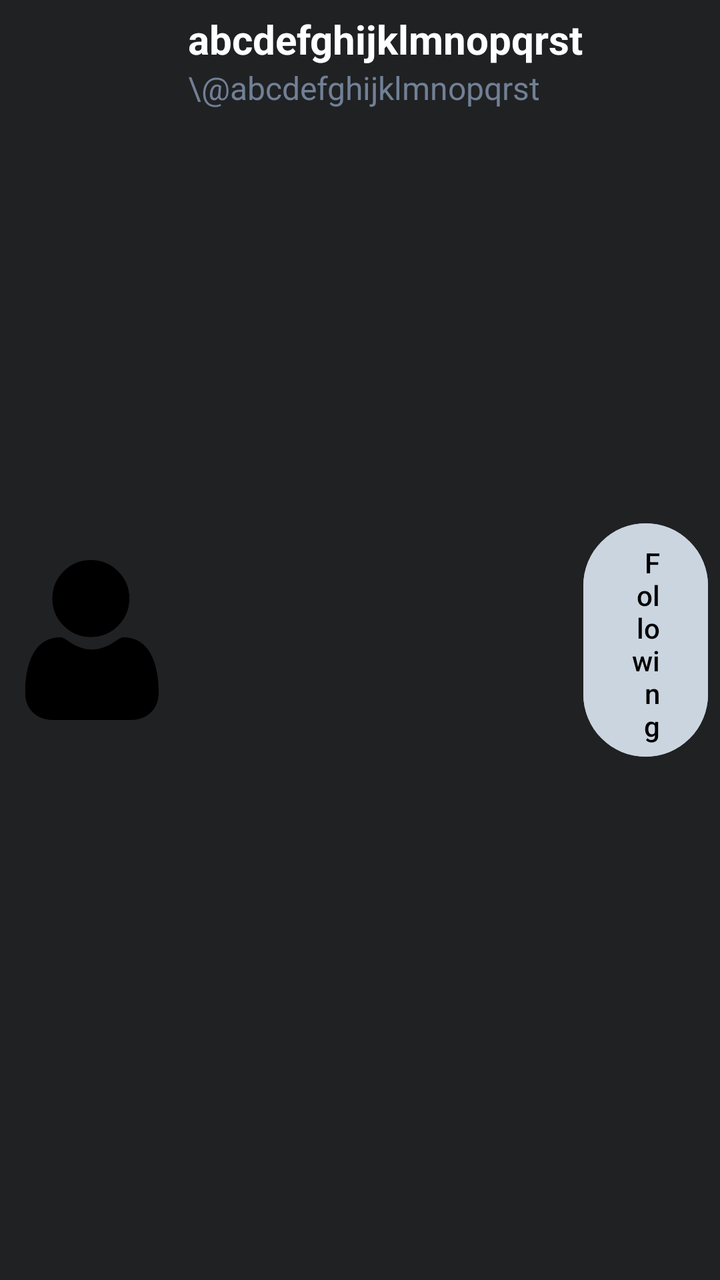
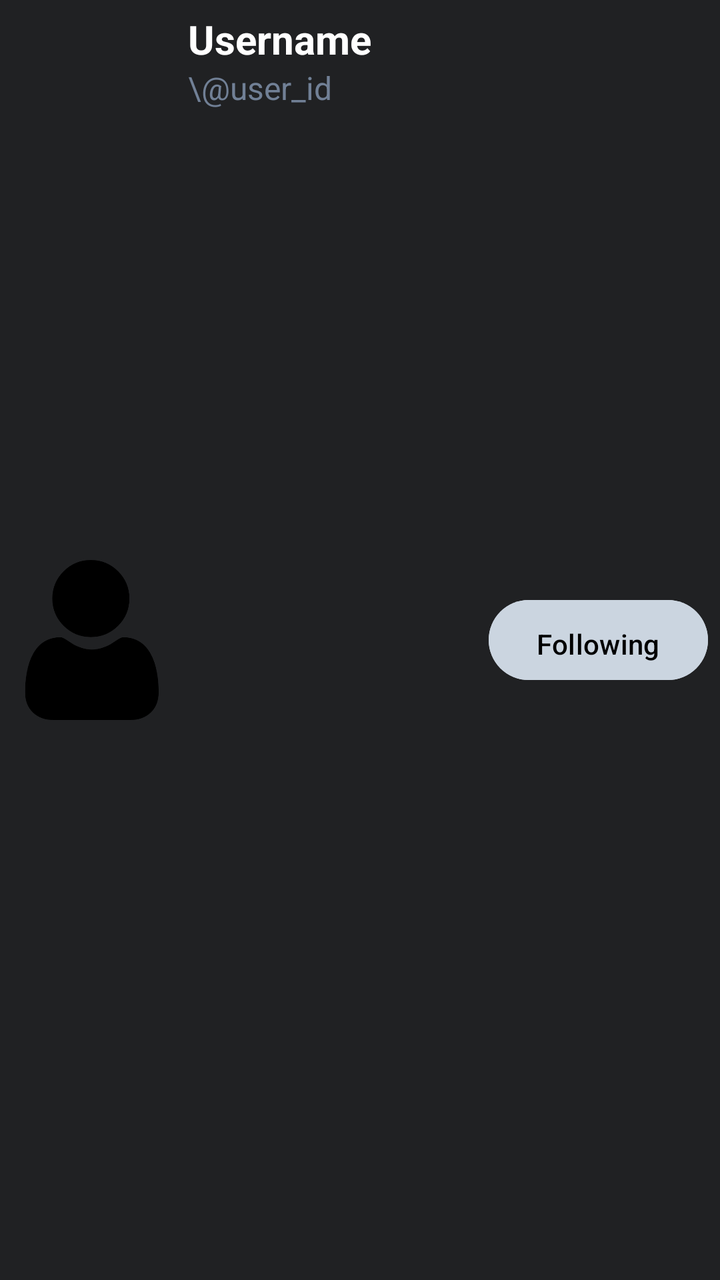

Two renders of the same Android screen: before a commit and after it. Below are the layout's source before the change and the commit's diff.
<!-- AndroidManifest.xml: application theme Theme.LearnLeague -->
<!-- res/layout/followlist_user.xml -->
<?xml version="1.0" encoding="utf-8"?>
<LinearLayout xmlns:android="http://schemas.android.com/apk/res/android"
    android:layout_width="match_parent"
    android:layout_height="wrap_content"
    xmlns:andorid="http://schemas.android.com/apk/res-auto"
    android:orientation="horizontal"
    android:padding="6dp"
    android:gravity="center_vertical"
    android:background="@color/very_dark_gray">

    <ImageView
        android:id="@+id/avatar"
        android:layout_width="80dp"
        android:layout_height="80dp"
        android:contentDescription="Avatar"
        android:src="@drawable/default_avatar"
        android:scaleType="centerCrop"
        android:layout_marginEnd="8dp"
        />

    <LinearLayout
        android:layout_width="wrap_content"
        android:layout_height="match_parent"
        android:orientation="vertical"
        >
        <TextView
            android:id="@+id/username"
            android:layout_width="wrap_content"
            android:layout_height="wrap_content"
            android:text="abcdefghijklmnopqrst"
            android:textSize="20sp"
            android:textStyle="bold"
            android:textColor="@color/white" />
        <TextView
            android:id="@+id/user_id"
            android:layout_width="wrap_content"
            android:layout_height="wrap_content"
            android:text="\@abcdefghijklmnopqrst"
            android:textSize="16sp"
            android:textColor="@color/middle_gray" />
    </LinearLayout>

    <Button
        android:layout_width="wrap_content"
        android:layout_height="wrap_content"
        android:gravity="end"
        android:backgroundTint="@color/light_gray"
        android:textColor="@color/black"
        android:text="Following"
        android:paddingTop="10dp"
        />

</LinearLayout>
<!-- resources referenced by this layout -->
<resources>
  <color name="black">#FF000000</color>
  <color name="light_gray">#cbd5e0</color>
  <color name="middle_gray">#718096</color>
  <color name="very_dark_gray">#202123</color>
  <color name="white">#FFFFFFFF</color>
  <!-- drawable default_avatar: png bitmap (drawable, 11096 bytes) -->
  <style name="Theme.LearnLeague" parent="Base.Theme.LearnLeague" />
  <style name="Base.Theme.LearnLeague" parent="Theme.Material3.DayNight.NoActionBar">
          
          
      </style>
</resources>

<!-- the commit's change to res/layout/followlist_user.xml (unified diff, before → after) -->
@@ -22,12 +22,13 @@
         android:layout_width="wrap_content"
         android:layout_height="match_parent"
         android:orientation="vertical"
+        android:layout_weight="1"
         >
         <TextView
             android:id="@+id/username"
             android:layout_width="wrap_content"
             android:layout_height="wrap_content"
-            android:text="abcdefghijklmnopqrst"
+            android:text="Username"
             android:textSize="20sp"
             android:textStyle="bold"
             android:textColor="@color/white" />
@@ -35,7 +36,7 @@
             android:id="@+id/user_id"
             android:layout_width="wrap_content"
             android:layout_height="wrap_content"
-            android:text="\@abcdefghijklmnopqrst"
+            android:text="\@user_id"
             android:textSize="16sp"
             android:textColor="@color/middle_gray" />
     </LinearLayout>
@@ -43,7 +44,7 @@
     <Button
         android:layout_width="wrap_content"
         android:layout_height="wrap_content"
-        android:gravity="end"
+        android:gravity="center"
         android:backgroundTint="@color/light_gray"
         android:textColor="@color/black"
         android:text="Following"
